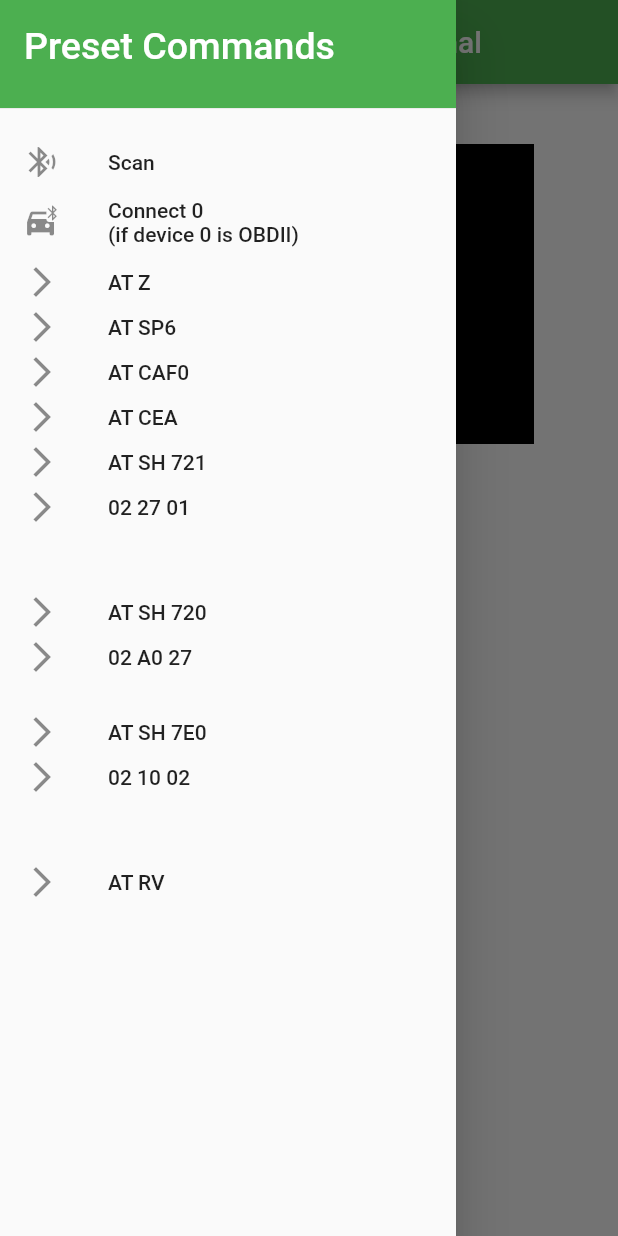
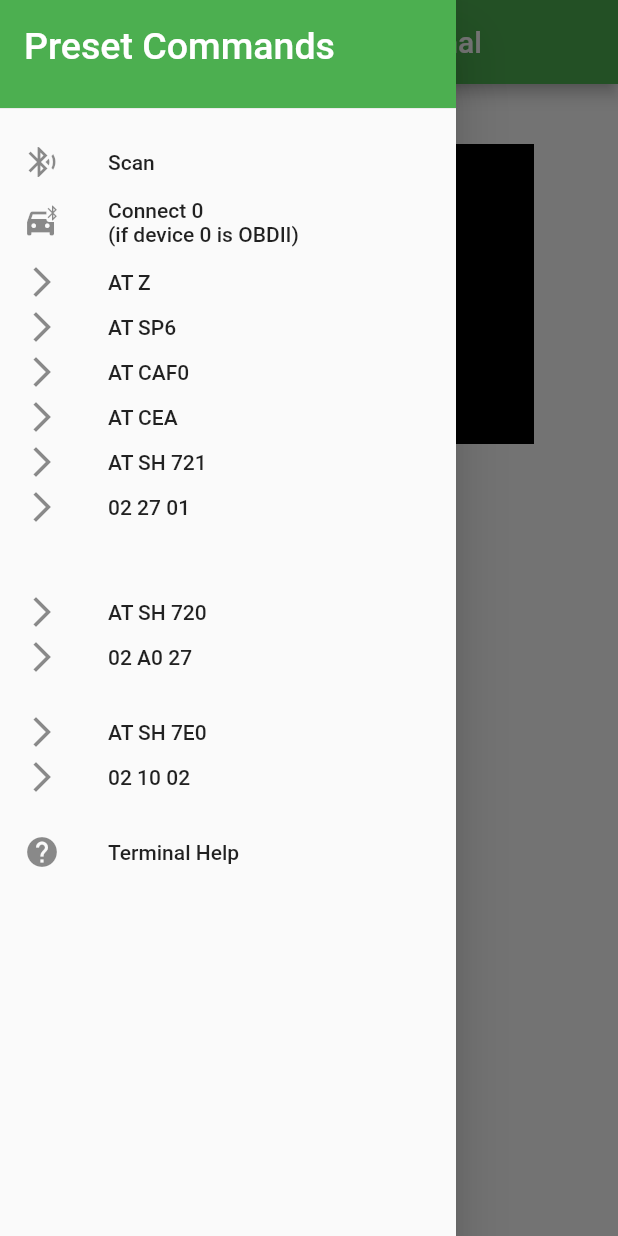
Before and after one commit to Keatr0n/obd_tuner, a Flutter app: the screen it shows after launch, with the side drawer open, on a phone screen of 412 x 824 dp. Run offline on Flutter 3.47's test engine with Material 2 defaults, Android fonts, the phone set to English and light mode, and no system bars; our stand-ins replace flutter_blue, flutter_bluetooth_serial, permission_handler.

Commit message:
Add 'help' command to Menu

```diff
--- a/lib/widgets/preset_commands_menu.dart
+++ b/lib/widgets/preset_commands_menu.dart
@@ -23,9 +23,6 @@ class PresetCommandsMenu extends StatelessWidget {
   '-',
   'AT SH 7E0',
   '02 10 02',
-  '-',
-  '-',
-  'AT RV',
   '-',
   ];
 
@@ -58,6 +55,7 @@ class PresetCommandsMenu extends StatelessWidget {
                       ),
                     ),
           ),
+
           SizedBox(
             height: 40,
             child: ListTile(
@@ -84,6 +82,15 @@ class PresetCommandsMenu extends StatelessWidget {
             ),),
           ),
 
+          SizedBox(
+            height: 40,
+            child: ListTile(
+              leading: const Icon(Icons.help),
+              title: const Text('Terminal Help'),
+              onTap: () => closeMenuAndCallback('help'),
+            ),
+          ),
+
         ],
       ),
     );
```
